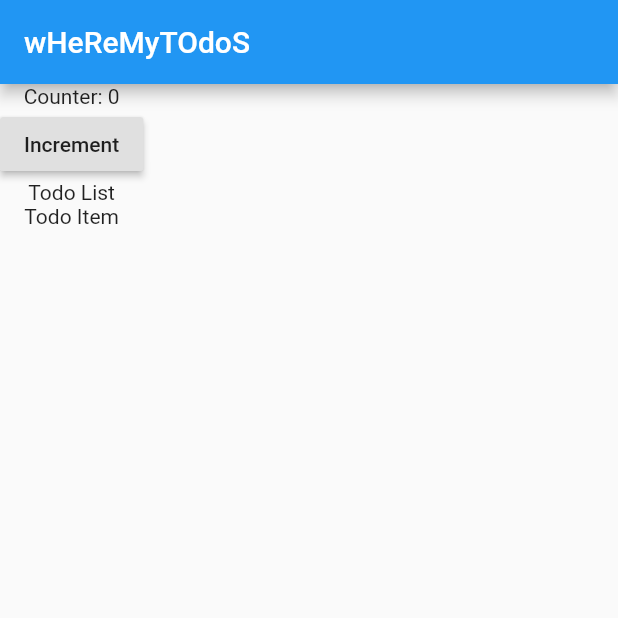
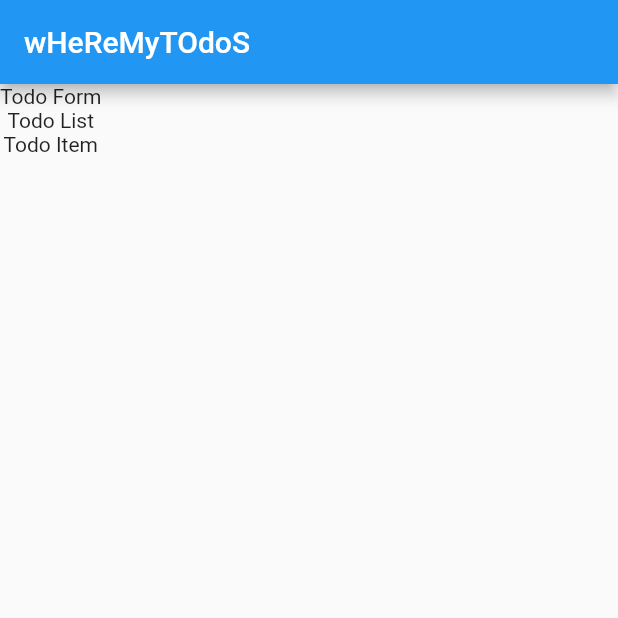
Before and after one commit to ocalvet/flutter-101, a Flutter app: the screen it shows after launch, on a phone screen of 412 x 824 dp, the top half of it. Run offline on Flutter 3.47's test engine with Material 2 defaults, Android fonts, the phone set to English and light mode, and no system bars.

Commit message:
Add todo model and form

```diff
--- /dev/null
+++ b/lib/Todo.dart
@@ -0,0 +1,7 @@
+import 'package:flutter/material.dart';
+
+class Todo {
+  Todo({this.title, this.completed});
+  final String title;
+  final bool completed;
+}
--- a/lib/TodoApp.dart
+++ b/lib/TodoApp.dart
@@ -1,4 +1,6 @@
 import 'package:flutter/material.dart';
+import 'package:flutter_101/Todo.dart';
+import 'package:flutter_101/TodoForm.dart';
 import 'package:flutter_101/TodoList.dart';
 class TodoApp extends StatefulWidget {
   @override
@@ -7,10 +9,10 @@ class TodoApp extends StatefulWidget {
   }
 }
 class _TodoApp extends State<TodoApp> {
-  int _counter = 0;
-  incrementCounter() {
+  List<Todo> todos = [];
+  addTodo(Todo todo) {
     this.setState(() {
-      this._counter ++;
+      this.todos.add(todo);
     });
   }
   @override
@@ -23,8 +25,9 @@ class _TodoApp extends State<TodoApp> {
         ),
         body: Column(
           children: <Widget>[
-            Text('Counter: ' + this._counter.toString()),
-            RaisedButton(onPressed: incrementCounter, child: Text('Increment')),
+            TodoForm(
+              onAddTodo: addTodo
+            ),
             TodoList(),
           ],
         )
--- /dev/null
+++ b/lib/TodoForm.dart
@@ -0,0 +1,12 @@
+import 'package:flutter/material.dart';
+
+class TodoForm extends StatelessWidget {
+  TodoForm({this.onAddTodo});
+  final Function onAddTodo;
+  @override
+  Widget build(BuildContext context) {
+    return Container(
+      child: Text('Todo Form')
+    );
+  }
+}
```
